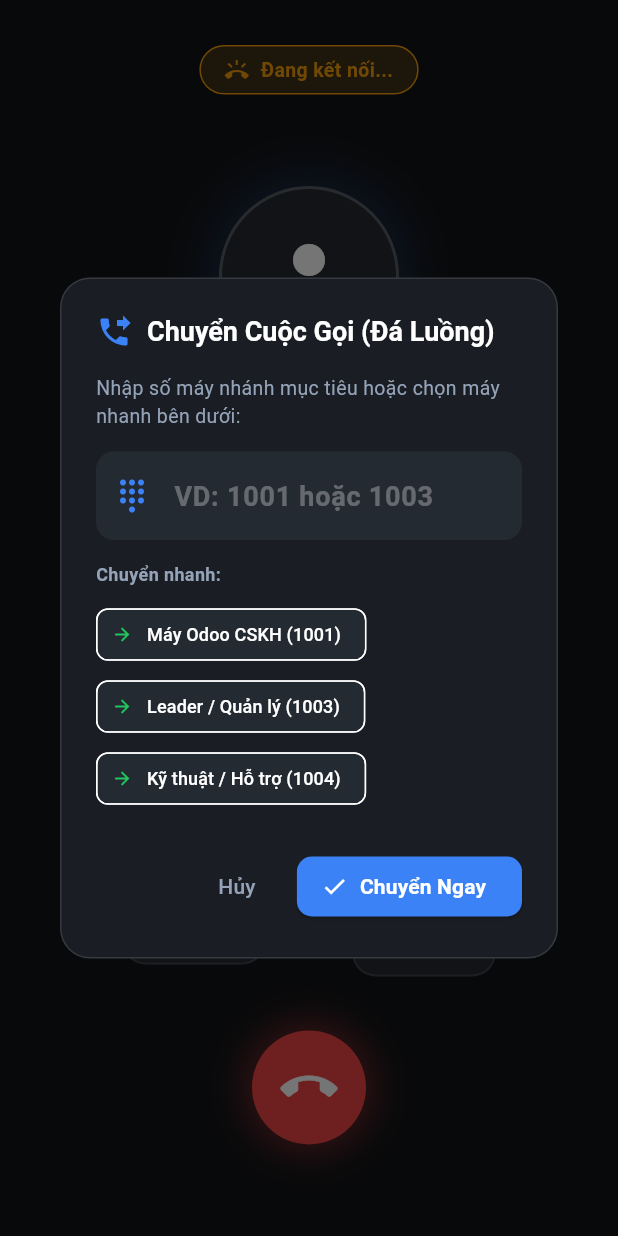
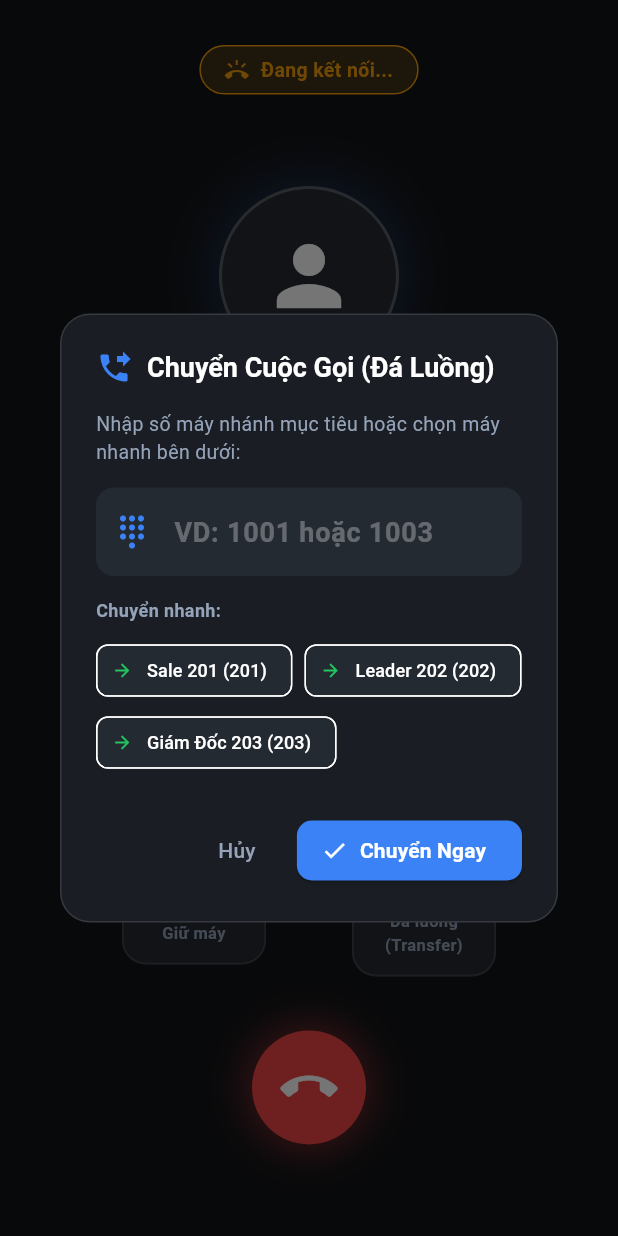
Before and after one commit to Thanhan1909/SGT-VOIP, a Flutter app: the InCallScreen screen opened by its route, after a tap on "Đá luồng (Transfer)", on a phone screen of 412 x 824 dp. Run offline on Flutter 3.47's test engine with Material 3 defaults, Android fonts, the phone set to English and light mode, and no system bars; our stand-ins replace audioplayers, permission_handler, shared_preferences; missing offline and left inert: flutter_webrtc, sip_ua; accounts and stored records are empty.

Commit message:
feat(transfer): Implement Blind Transfer (SIP REFER & DTMF ##) and update transfer dialog

```diff
--- a/lib/presentation/widgets/transfer_dialog.dart
+++ b/lib/presentation/widgets/transfer_dialog.dart
@@ -17,9 +17,9 @@ class _TransferDialogState extends State<TransferDialog> {
   final TextEditingController _extController = TextEditingController();
 
   final List<Map<String, String>> _quickExtensions = [
-    {'name': 'Máy Odoo CSKH', 'ext': '1001'},
-    {'name': 'Leader / Quản lý', 'ext': '1003'},
-    {'name': 'Kỹ thuật / Hỗ trợ', 'ext': '1004'},
+    {'name': 'Sale 201', 'ext': '201'},
+    {'name': 'Leader 202', 'ext': '202'},
+    {'name': 'Giám Đốc 203', 'ext': '203'},
   ];
 
   @override
```
Also changed, not shown: lib/core/services/sip_manager.dart (+20 -5 lines).
